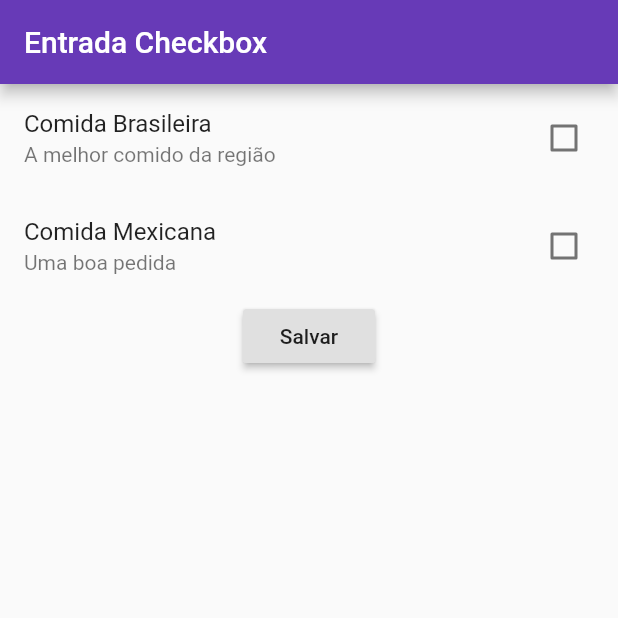
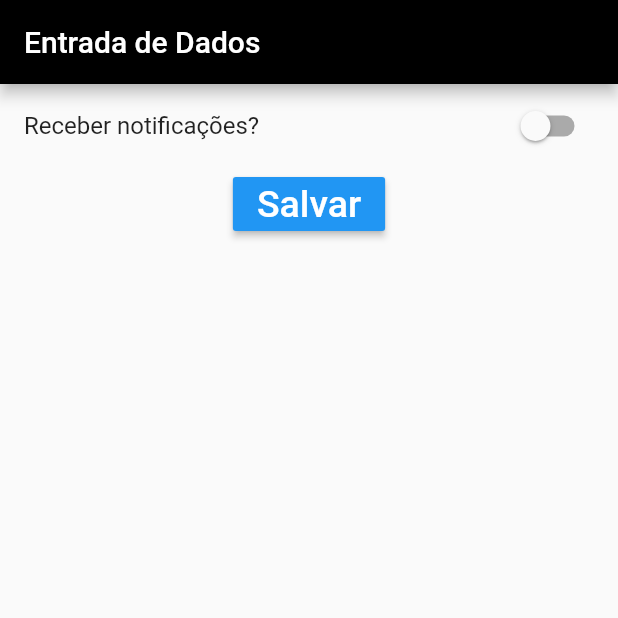
Before and after one commit to EvandroBarbosa/projeto-flutter, a Flutter app: the screen it shows after launch, on a phone screen of 412 x 824 dp, the top half of it. Run offline on Flutter 3.47's test engine with Material 2 defaults, Android fonts, the phone set to English and light mode, and no system bars.

Commit message:
Trabalhando com radioButton e com o Swith

```diff
--- a/entrada_dados/lib/EntradaCheckbox.dart
+++ b/entrada_dados/lib/EntradaCheckbox.dart
@@ -15,7 +15,7 @@ class _EntradaCheckboxState extends State<EntradaCheckbox> {
   Widget build(BuildContext context) {
     return Scaffold(
       appBar: AppBar(
-        title: Text("Entrada Checkbox"),
+        title: Text("Entrada de Dados"),
         backgroundColor: Colors.deepPurple,
       ),
       body: Container(
--- /dev/null
+++ b/entrada_dados/lib/EntradaSwith.dart
@@ -0,0 +1,65 @@
+import 'package:flutter/material.dart';
+
+class EntradaSwith extends StatefulWidget {
+  @override
+  _EntradaSwithState createState() => _EntradaSwithState();
+}
+
+class _EntradaSwithState extends State<EntradaSwith> {
+  bool _escolhaUsuario = false;
+
+  @override
+  Widget build(BuildContext context) {
+    return Scaffold(
+      appBar:AppBar(
+        title: Text("Entrada de Dados"),
+        backgroundColor: Colors.black,
+      ) ,
+      body: Container(
+        child: Column(
+          children: <Widget>[
+            SwitchListTile(
+              title: Text("Receber notificações?"),
+              value: _escolhaUsuario,
+              onChanged: (valor){
+                setState(() {
+                  _escolhaUsuario = valor;
+                });
+              },
+            ),
+
+            /* Switch(
+              value: _escolhaUsuario,
+              onChanged: (bool valor){
+                setState(() {
+                  _escolhaUsuario = valor;
+                });
+              },
+            ),
+            Text("Receber Notificaçoes?"),
+            */
+            RaisedButton(
+              color: Colors.blue,
+              child: Text(
+                "Salvar",
+                style:  TextStyle(
+                  fontSize: 25,
+                  color: Colors.white
+                ),
+              ),
+              onPressed: (){
+
+               if (_escolhaUsuario) {
+                 print("Escolha: Ativar as notificações");
+               } else {
+                  print("Escolha: Não ativar as notificações");
+               }
+
+              },
+            )
+          ],
+        ),
+      ),
+    );
+  }
+}
--- a/entrada_dados/lib/main.dart
+++ b/entrada_dados/lib/main.dart
@@ -1,4 +1,6 @@
 import 'package:entrada_dados/EntradaCheckbox.dart';
+import 'package:entrada_dados/EntradaRadioButton.dart';
+import 'package:entrada_dados/EntradaSwith.dart';
 import 'package:flutter/material.dart';
 
 import 'CampoTexto.dart';
@@ -8,7 +10,9 @@ void main() {
     MaterialApp(
       debugShowCheckedModeBanner: false,
       // home: CampoTexto(),
-      home: EntradaCheckbox(),
+      // home: EntradaCheckbox(),
+      // home: EntradaRadioButton(),
+      home: EntradaSwith(),
     )
   );
 }
```
Also changed, not shown: entrada_dados/lib/EntradaRadioButton.dart (added, +90 -0 lines).
